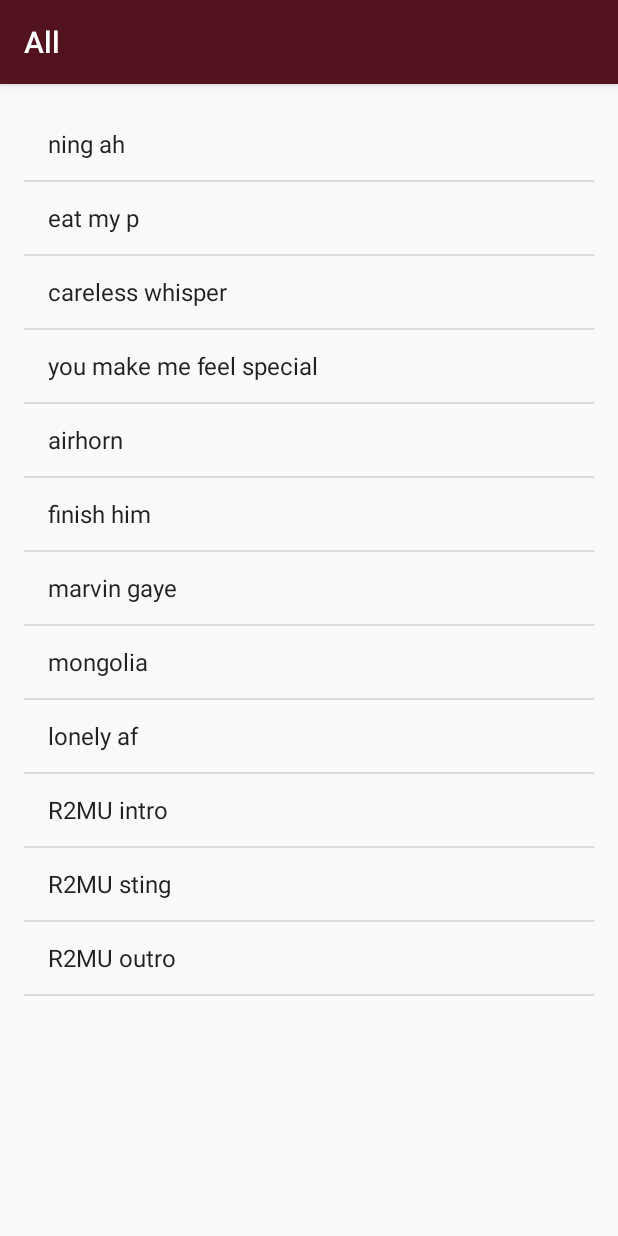
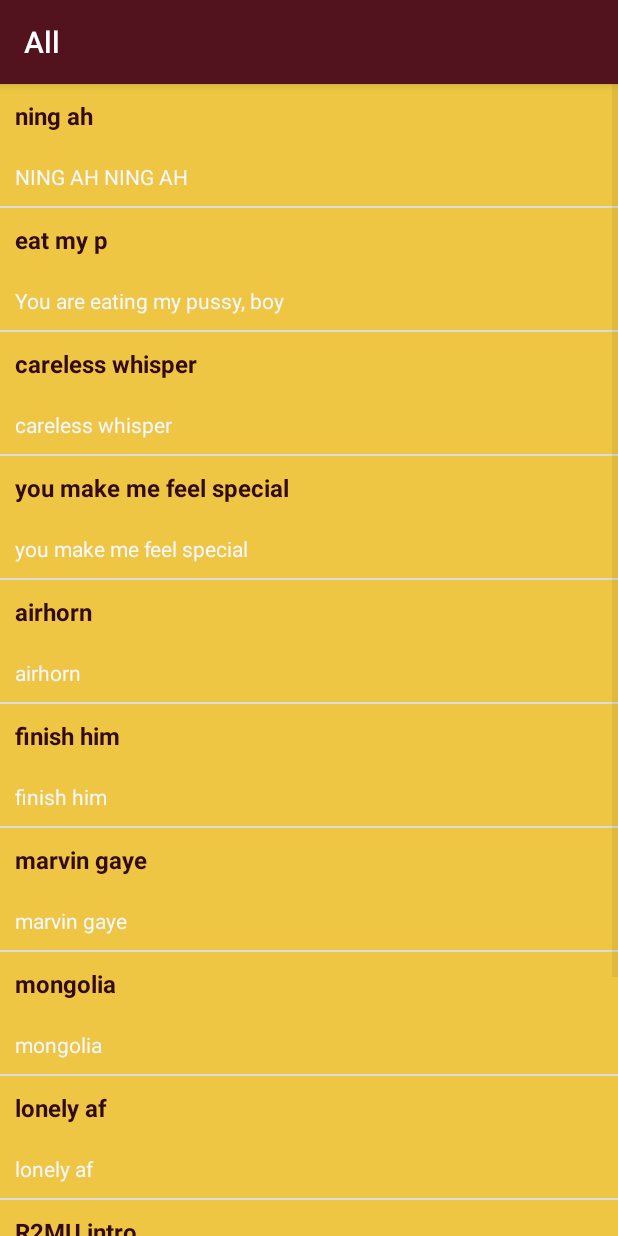
Before and after one commit to Virunee/rice-to-meet-you-android-app, an Android app: the AllActivity screen opened directly, with no data from a screen before it, on a phone screen of 412 x 824 dp. Run offline under Robolectric (Android 15) with nearby library versions, the phone set to English and light mode, and no system bars.

Commit message:
create sound adapter

```diff
--- a/app/src/main/java/com/virunee/ricetomeetyousoundboard/AllActivity.kt
+++ b/app/src/main/java/com/virunee/ricetomeetyousoundboard/AllActivity.kt
@@ -1,41 +1,44 @@
 package com.virunee.ricetomeetyousoundboard
 
+import android.media.MediaPlayer
+import android.os.Bundle
+import android.widget.AdapterView
+import android.widget.ListView
+import android.widget.Toast
 import androidx.appcompat.app.AppCompatActivity
-import android.os.Bundle
-import android.util.Log
-import android.widget.ArrayAdapter
-import android.widget.ListView
-import android.widget.TextView
+import com.virunee.ricetomeetyousoundboard.R
 import kotlinx.android.synthetic.main.activity_all.*
 
+
 class AllActivity : AppCompatActivity() {
+
+    private val mediaPlayer: MediaPlayer = MediaPlayer()
+
     override fun onCreate(savedInstanceState: Bundle?) {
         super.onCreate(savedInstanceState)
         setContentView(R.layout.activity_all)
 
-        var sounds = ArrayList<String>()
-        sounds.add("ning ah")
-        sounds.add("eat my p")
-        sounds.add("careless whisper")
-        sounds.add("you make me feel special")
-        sounds.add("airhorn")
-        sounds.add("finish him")
-        sounds.add("marvin gaye")
-        sounds.add("mongolia")
-        sounds.add("lonely af")
-        sounds.add("R2MU intro")
-        sounds.add("R2MU sting")
-        sounds.add("R2MU outro")
+        var sounds = ArrayList<Sound>()
+        sounds.add(Sound("ning ah", "NING AH NING AH"))
+        sounds.add(Sound("eat my p", "You are eating my pussy, boy"))
+        sounds.add(Sound("careless whisper","careless whisper"))
+        sounds.add(Sound("you make me feel special","you make me feel special"))
+        sounds.add(Sound("airhorn","airhorn"))
+        sounds.add(Sound("finish him","finish him"))
+        sounds.add(Sound("marvin gaye","marvin gaye"))
+        sounds.add(Sound("mongolia","mongolia"))
+        sounds.add(Sound("lonely af","lonely af"))
+        sounds.add(Sound("R2MU intro","R2MU intro"))
+        sounds.add(Sound("R2MU sting","R2MU sting"))
+        sounds.add(Sound("R2MU outro","R2MU outro"))
 
-//        for(i in sounds) {
-//            val soundView = TextView(this)
-//            soundView.text = i
-//            root_view_all.addView(soundView)
-//        }
-
-        val soundsAdapter = ArrayAdapter<String>(this, android.R.layout.simple_list_item_1, sounds)
+        val soundsAdapter = SoundAdapter(this, sounds, R.color.colorYellow)
         val soundView: ListView = list_view_all
         soundView.adapter = soundsAdapter
 
+        soundView.setOnItemClickListener{ parent, view, position, id ->
+            Toast.makeText(this, "Clicked item :"+" "+position,Toast.LENGTH_SHORT).show()
+        }
+
     }
 }
--- /dev/null
+++ b/app/src/main/java/com/virunee/ricetomeetyousoundboard/Sound.kt
@@ -0,0 +1,29 @@
+package com.virunee.ricetomeetyousoundboard;
+
+/**
+ * {@link Sound} represents a sound bite
+ * It contains the title of the sound bite and a description
+ */
+public class Sound(title: String, description: String) {
+
+    /** title for the sound */
+    private var mTitle: String = title
+
+    /** description of the sound */
+    private var mDescription: String = description
+
+//    fun Sound(title: String, description: String) {
+//        mTitle = title
+//        mDescription = description
+//    }
+
+    fun getTitle() : String {
+        return mTitle
+    }
+
+    fun getDescription() : String {
+        return mDescription
+    }
+
+
+}
--- /dev/null
+++ b/app/src/main/java/com/virunee/ricetomeetyousoundboard/SoundAdapter.kt
@@ -0,0 +1,54 @@
+package com.virunee.ricetomeetyousoundboard
+
+import android.content.Context
+import android.view.LayoutInflater
+import android.view.View
+import android.view.ViewGroup
+import android.widget.ArrayAdapter
+import android.widget.TextView
+import kotlinx.android.synthetic.main.sound_item.view.*
+
+
+class SoundAdapter(context: Context, sounds: ArrayList<Sound>, colourResource: Int) : ArrayAdapter<Sound>(context, colourResource, sounds) {
+
+    /** Resource ID for the background color for this list of words  */
+    private var mColorResourceId = colourResource
+
+    override fun getView(position: Int, convertView: View?, parent: ViewGroup): View {
+        // Check if an existing view is being reused, otherwise inflate the view
+
+        // Check if an existing view is being reused, otherwise inflate the view
+        var soundItemView = convertView
+        if (soundItemView == null) {
+            soundItemView = LayoutInflater.from(context).inflate(
+                R.layout.sound_item, parent, false
+            )
+        }
+
+        val currentSound: Sound? = getItem(position)
+
+        // get and set the title
+        val titleTextView =
+            soundItemView?.sound_item_title_text_view as TextView
+        titleTextView.setText(currentSound?.getTitle())
+
+        // get and set the description
+        val descriptionTextView =
+            soundItemView?.sound_item_description_text_view as TextView
+        descriptionTextView.setText(currentSound?.getDescription())
+
+        // Set the theme color for the list item
+        val textContainer =
+            soundItemView!!.sound_item_container
+        // Find the color that the resource ID maps to
+        val color = context.resources.getColor(mColorResourceId)
+        // Set the background color of the text container View
+        textContainer.setBackgroundColor(color)
+
+
+        // Return the whole list item layout (containing 2 TextViews) so that it can be shown in
+        // the ListView.
+        return soundItemView!!
+
+    }
+}
--- /dev/null
+++ b/app/src/main/res/layout/sound_item.xml
@@ -0,0 +1,27 @@
+<?xml version="1.0" encoding="utf-8"?>
+<LinearLayout xmlns:android="http://schemas.android.com/apk/res/android"
+    xmlns:tools="http://schemas.android.com/tools"
+    android:orientation="vertical" android:layout_width="match_parent"
+    android:layout_height="match_parent"
+    android:id="@+id/sound_item_container"
+    android:background="@color/colorYellow">
+
+    <TextView
+        android:id="@+id/sound_item_title_text_view"
+        android:layout_width="match_parent"
+        android:layout_height="wrap_content"
+        android:textSize="16sp"
+        android:textStyle="bold"
+        tools:text="Title"
+        android:layout_margin="10dp"
+        android:textColor="@color/colorPrimaryDark"/>
+
+    <TextView
+        android:id="@+id/sound_item_description_text_view"
+        android:layout_width="match_parent"
+        android:layout_height="wrap_content"
+        tools:text="Description"
+        android:layout_margin="10dp"
+        android:textColor="@color/colorWhite"/>
+
+</LinearLayout>
--- a/app/src/main/res/values/dimens.xml
+++ b/app/src/main/res/values/dimens.xml
@@ -2,6 +2,6 @@
     <!-- Height of each list item -->
     <dimen name="list_item_height">88dp</dimen>
     <!-- Default screen margins, per the Android Design guidelines. -->
-    <dimen name="activity_horizontal_margin">16dp</dimen>
-    <dimen name="activity_vertical_margin">16dp</dimen>
+    <dimen name="activity_horizontal_margin">0dp</dimen>
+    <dimen name="activity_vertical_margin">0dp</dimen>
 </resources>
```
Also changed, not shown: 12 other files.
